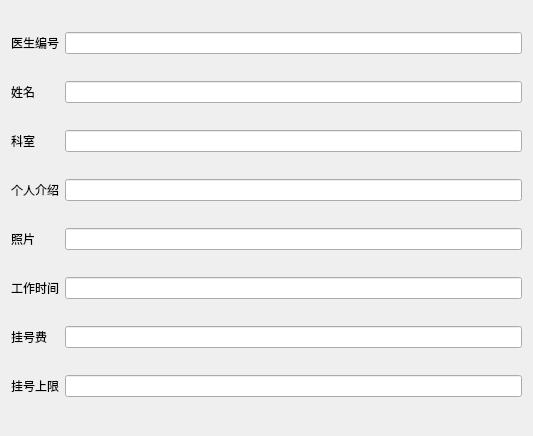
This is src/patient-client/src/doctorinfodetails.ui in bit-cs-practicing/MedicalIntelligence as Qt 5 draws it before an edit. The edited form follows.
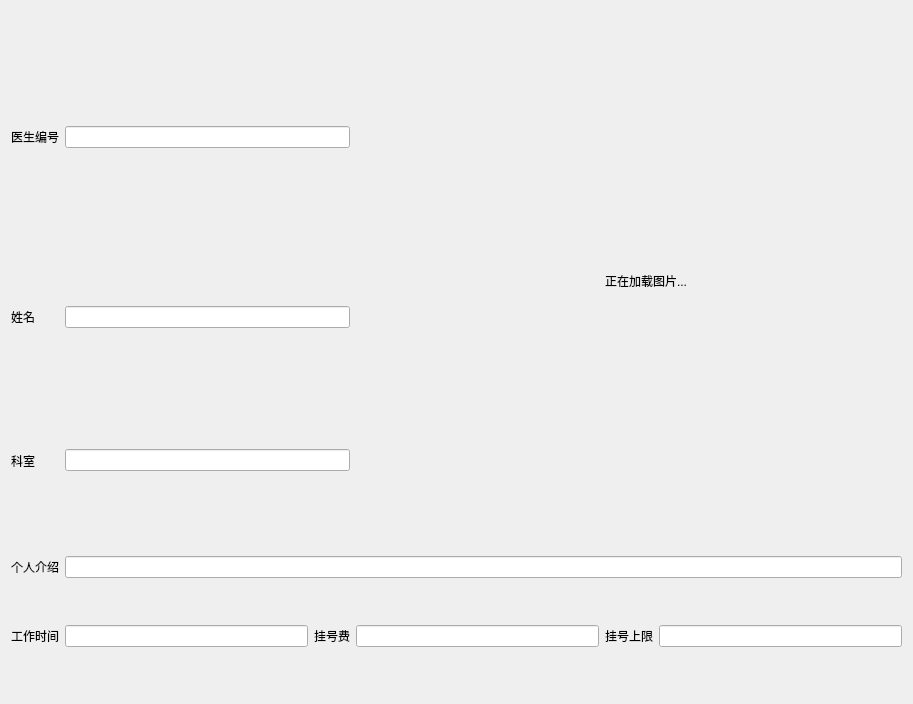
This is the edited form.

Commit message: feat(patient-client/view): add photo

```diff
--- a/src/patient-client/src/doctorinfodetails.ui
+++ b/src/patient-client/src/doctorinfodetails.ui
@@ -6,8 +6,8 @@
    <rect>
     <x>0</x>
     <y>0</y>
-    <width>533</width>
-    <height>436</height>
+    <width>913</width>
+    <height>704</height>
    </rect>
   </property>
   <property name="windowTitle">
@@ -15,7 +15,24 @@
   </property>
   <layout class="QGridLayout" name="gridLayout">
    <item row="4" column="1">
-    <widget class="QLineEdit" name="photo"/>
+    <widget class="QLineEdit" name="schedule"/>
+   </item>
+   <item row="2" column="0">
+    <widget class="QLabel" name="label_2">
+     <property name="text">
+      <string>科室</string>
+     </property>
+    </widget>
+   </item>
+   <item row="4" column="2">
+    <widget class="QLabel" name="label_6">
+     <property name="text">
+      <string>挂号费</string>
+     </property>
+    </widget>
+   </item>
+   <item row="2" column="1" colspan="2">
+    <widget class="QLineEdit" name="depart"/>
    </item>
    <item row="0" column="0">
     <widget class="QLabel" name="label">
@@ -24,69 +41,22 @@
      </property>
     </widget>
    </item>
-   <item row="7" column="0">
+   <item row="1" column="1" colspan="2">
+    <widget class="QLineEdit" name="name"/>
+   </item>
+   <item row="4" column="4">
     <widget class="QLabel" name="label_7">
      <property name="text">
       <string>挂号上限</string>
      </property>
     </widget>
    </item>
-   <item row="3" column="1">
-    <widget class="QLineEdit" name="profile"/>
-   </item>
-   <item row="5" column="1">
-    <widget class="QLineEdit" name="schedule"/>
-   </item>
-   <item row="0" column="1">
+   <item row="0" column="1" colspan="2">
     <widget class="QLineEdit" name="doctorId"/>
    </item>
-   <item row="3" column="0">
-    <widget class="QLabel" name="label_3">
-     <property name="text">
-      <string>个人介绍</string>
-     </property>
-    </widget>
-   </item>
-   <item row="5" column="0">
-    <widget class="QLabel" name="label_5">
-     <property name="text">
-      <string>工作时间</string>
-     </property>
-    </widget>
-   </item>
-   <item row="6" column="0">
-    <widget class="QLabel" name="label_6">
-     <property name="text">
-      <string>挂号费</string>
-     </property>
-    </widget>
-   </item>
-   <item row="6" column="1">
+   <item row="4" column="3">
     <widget class="QLineEdit" name="regFee"/>
    </item>
-   <item row="7" column="1">
-    <widget class="QLineEdit" name="limit"/>
-   </item>
-   <item row="2" column="0">
-    <widget class="QLabel" name="label_2">
-     <property name="text">
-      <string>科室</string>
-     </property>
-    </widget>
-   </item>
-   <item row="4" column="0">
-    <widget class="QLabel" name="label_4">
-     <property name="text">
-      <string>照片</string>
-     </property>
-    </widget>
-   </item>
-   <item row="2" column="1">
-    <widget class="QLineEdit" name="depart"/>
-   </item>
-   <item row="1" column="1">
-    <widget class="QLineEdit" name="name"/>
-   </item>
    <item row="1" column="0">
     <widget class="QLabel" name="label_8">
      <property name="text">
@@ -94,6 +64,39 @@
      </property>
     </widget>
    </item>
+   <item row="4" column="0">
+    <widget class="QLabel" name="label_5">
+     <property name="text">
+      <string>工作时间</string>
+     </property>
+    </widget>
+   </item>
+   <item row="3" column="0">
+    <widget class="QLabel" name="label_3">
+     <property name="text">
+      <string>个人介绍</string>
+     </property>
+    </widget>
+   </item>
+   <item row="4" column="5">
+    <widget class="QLineEdit" name="limit"/>
+   </item>
+   <item row="3" column="1" colspan="5">
+    <widget class="QLineEdit" name="profile"/>
+   </item>
+   <item row="0" column="4" rowspan="3" colspan="2">
+    <widget class="QLabel" name="picture">
+     <property name="minimumSize">
+      <size>
+       <width>297</width>
+       <height>375</height>
+      </size>
+     </property>
+     <property name="text">
+      <string>正在加载图片...</string>
+     </property>
+    </widget>
+   </item>
   </layout>
  </widget>
  <resources/>
```
The commit also changes 7 other files.
